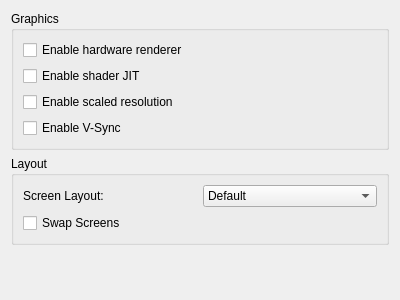
Above: src/citra_qt/configure_graphics.ui from PabloMK7/citra before the change. Below: the same form after it.
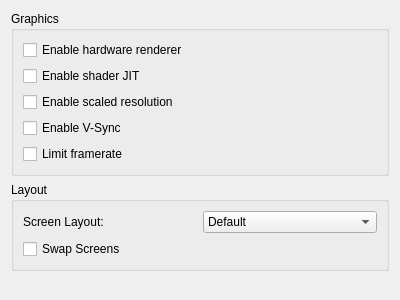
That is the form after the change.

Patch:
```diff
--- a/src/citra_qt/configure_graphics.ui
+++ b/src/citra_qt/configure_graphics.ui
@@ -50,6 +50,13 @@
           </property>
          </widget>
         </item>
+        <item>
+         <widget class="QCheckBox" name="toggle_framelimit">
+          <property name="text">
+           <string>Limit framerate</string>
+          </property>
+         </widget>
+        </item>
        </layout>
       </widget>
      </item>
```
